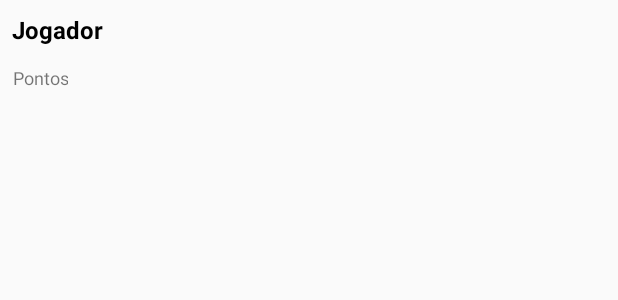
After one commit to edandaniel/Jokenpokemon, an Android app: the layout ranking_item_list.xml on its own in the app's theme, with its tools: preview values and no code run, on a phone screen of 412 x 824 dp. The commit adds this screen. Shown: the top 300 px of the screen. Run offline under Robolectric (Android 15) with nearby library versions, the phone set to English and light mode, and no system bars; network calls fail.

Commit message:
Implementa a funcão de ranking via API

```diff
--- a/app/build.gradle
+++ b/app/build.gradle
@@ -35,6 +35,8 @@ dependencies {
     testImplementation 'junit:junit:4.12'
     androidTestImplementation 'com.android.support.test:runner:1.0.2'
     androidTestImplementation 'com.android.support.test.espresso:espresso-core:3.0.2'
+    implementation 'com.android.volley:volley:1.1.0'
+    implementation 'com.google.code.gson:gson:2.4'
 
 }
 
--- a/app/src/main/AndroidManifest.xml
+++ b/app/src/main/AndroidManifest.xml
@@ -1,7 +1,7 @@
 <?xml version="1.0" encoding="utf-8"?>
 <manifest xmlns:android="http://schemas.android.com/apk/res/android"
     package="com.edandaniel.jokenpokemon">
-    <uses-permission android:name="android.permission.INTERNET"></uses-permission>
+    <uses-permission android:name="android.permission.INTERNET"/>
 
     <application
         android:allowBackup="true"
--- /dev/null
+++ b/app/src/main/java/com/edandaniel/jokenpokemon/utils/Constants.kt
@@ -0,0 +1,3 @@
+package com.edandaniel.jokenpokemon.utils
+
+const val BASE_URL: String = "https://gamestjd.herokuapp.com"
--- /dev/null
+++ b/app/src/main/res/layout/ranking_item_list.xml
@@ -0,0 +1,32 @@
+<?xml version="1.0" encoding="utf-8"?>
+<LinearLayout xmlns:android="http://schemas.android.com/apk/res/android"
+    xmlns:tools="http://schemas.android.com/tools"
+    android:layout_width="match_parent"
+    android:layout_height="match_parent"
+    android:orientation="vertical"
+    tools:context="com.edandaniel.jokenpokemon.view.RankingActivity">
+
+    <TextView
+        android:id="@+id/txtName"
+        android:layout_height="@dimen/default_24_sp"
+        android:layout_width="wrap_content"
+        android:textSize="@dimen/default_16_sp"
+        android:textStyle="bold"
+        android:gravity="center"
+        android:text="@string/jogador"
+        android:layout_marginStart="@dimen/default_8_dp"
+        android:layout_marginTop="@dimen/default_8_dp"
+        android:textColor="@android:color/black"
+        />
+
+    <TextView
+        android:id="@+id/txtValue"
+        android:layout_width="wrap_content"
+        android:layout_height="@dimen/default_24_sp"
+        android:textSize="@dimen/default_14_sp"
+        android:gravity="center"
+        android:text="@string/pontos"
+        android:layout_marginStart="@dimen/default_8_dp"
+        android:layout_marginTop="@dimen/default_8_dp"
+        />
+</LinearLayout>
--- a/app/src/main/res/values/dimens.xml
+++ b/app/src/main/res/values/dimens.xml
@@ -14,4 +14,7 @@
 
     <dimen name="default_16_sp">16sp</dimen>
     <dimen name="default_24_sp">24sp</dimen>
+
+    <dimen name="default_14_sp">12sp</dimen>
+    <dimen name="default_0_dp">0dp</dimen>
 </resources>
--- a/app/src/main/res/values/strings.xml
+++ b/app/src/main/res/values/strings.xml
@@ -11,4 +11,6 @@
     <string name="sair">Sair</string>
     <string name="desenvolvimento_app">Disciplina de Android da MBA de Desenvolvimento Mobile da FIAP.</string>
     <string name="adicionar_conta">Criar conta</string>
+    <string name="pontos">Pontos</string>
+    <string name="jogador">Jogador</string>
 </resources>
```
Also changed, not shown: app/src/main/java/com/edandaniel/jokenpokemon/model/Points.kt (added, +7 -0 lines), app/src/main/java/com/edandaniel/jokenpokemon/utils/CustomAdapter.kt (added, +53 -0 lines), app/src/main/java/com/edandaniel/jokenpokemon/view/MenuActivity.kt (+7 -0 lines), app/src/main/java/com/edandaniel/jokenpokemon/view/RankingActivity.kt (+31 -1 lines), app/src/main/res/layout/activity_menu.xml (+13 -0 lines), app/src/main/res/layout/activity_ranking.xml (+7 -1 lines).
